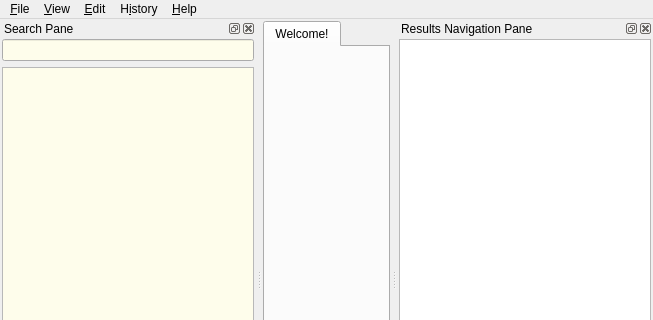
Old version of the form mainwindow.ui in the repository goldendict/goldendict; both pictures show x 0 to 653 and y 0 to 320 of the 653 by 538 pixel window.
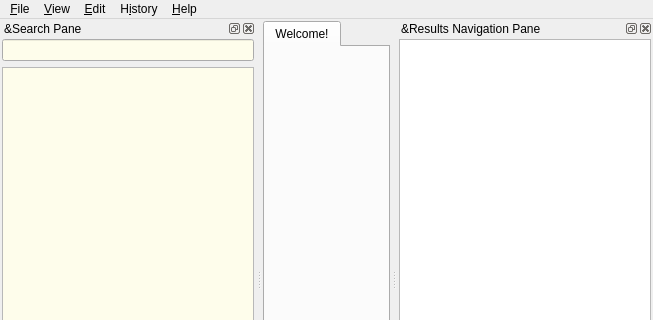
New version of the form. Icons and pictures are not drawn. Custom widgets are drawn as their Qt base class.

Commit message: Added menu accelerators.

```diff
--- a/mainwindow.ui
+++ b/mainwindow.ui
@@ -128,7 +128,7 @@
   </widget>
   <widget class="QDockWidget" name="searchPane">
    <property name="windowTitle">
-    <string>Search Pane</string>
+    <string>&amp;Search Pane</string>
    </property>
    <attribute name="dockWidgetArea">
     <number>1</number>
@@ -255,7 +255,7 @@
   </widget>
   <widget class="QDockWidget" name="dictsPane">
    <property name="windowTitle">
-    <string>Results Navigation Pane</string>
+    <string>&amp;Results Navigation Pane</string>
    </property>
    <attribute name="dockWidgetArea">
     <number>2</number>
```
Left out of the diff: 8 changed lines with no effect on the pictures. The commit also changes 2 other files.
